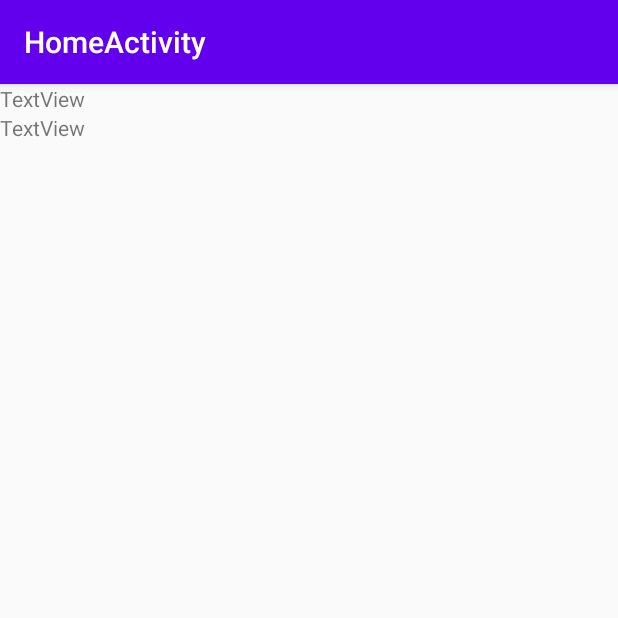
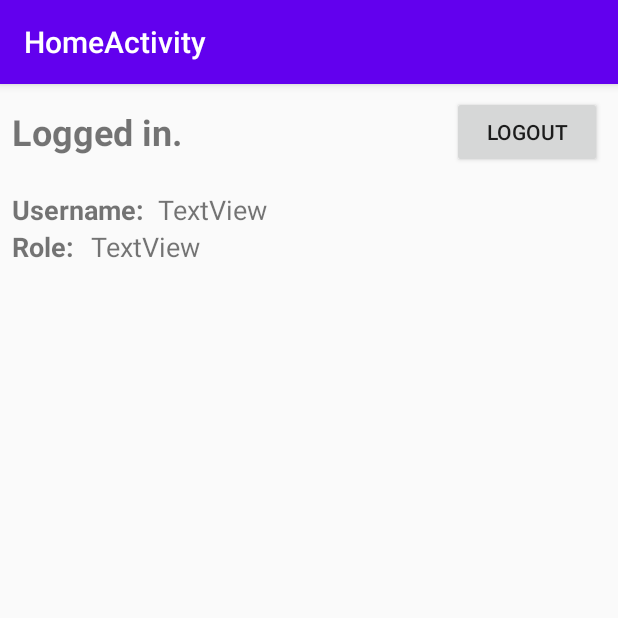
Before and after one commit to SEG2105-uottawa/seg2105f20-project-project_gr-09, an Android app: the HomeActivity screen opened directly, with no data from a screen before it, on a phone screen of 412 x 824 dp, the top half of it. Run offline under Robolectric (Android 15) with nearby library versions, the phone set to English and light mode, and no system bars; 2 statements that could not run were skipped.

Commit message:
UI changes to HomeActivity, added logout button

```diff
--- a/app/src/main/java/me/kianbazza/servicenovigrad/activities/HomeActivity.java
+++ b/app/src/main/java/me/kianbazza/servicenovigrad/activities/HomeActivity.java
@@ -1,5 +1,7 @@
 package me.kianbazza.servicenovigrad.activities;
 
+import android.content.Intent;
+import android.widget.Button;
 import android.widget.TextView;
 import androidx.appcompat.app.AppCompatActivity;
 import android.os.Bundle;
@@ -15,11 +17,15 @@ public class HomeActivity extends AppCompatActivity {
 
         Account account = getIntent().getParcelableExtra("Account");
         TextView username, role;
+        Button btnLogout;
 
         username = findViewById(R.id.viewUsername_homeScreen);
         role = findViewById(R.id.viewRole_homeScreen);
+        btnLogout = findViewById(R.id.btn_Logout);
 
         username.setText(account.getUsername());
         role.setText(account.getRole().name());
+
+        btnLogout.setOnClickListener(l -> startActivity(new Intent(HomeActivity.this, LoginActivity.class)));
     }
 }
--- a/app/src/main/res/layout/activity_home.xml
+++ b/app/src/main/res/layout/activity_home.xml
@@ -9,14 +9,57 @@
   <LinearLayout
           android:orientation="vertical"
           android:layout_width="match_parent"
-          android:layout_height="match_parent">
-    <TextView
-            android:text="TextView"
+          android:layout_height="match_parent" app:layout_constraintStart_toStartOf="parent"
+          app:layout_constraintEnd_toEndOf="parent" android:layout_marginLeft="8dp" android:layout_marginStart="8dp"
+          android:layout_marginRight="8dp" android:layout_marginEnd="8dp" app:layout_constraintTop_toTopOf="parent"
+          app:layout_constraintBottom_toBottomOf="parent" android:layout_marginTop="8dp"
+          android:layout_marginBottom="8dp">
+    <LinearLayout
+            android:orientation="horizontal"
             android:layout_width="match_parent"
-            android:layout_height="wrap_content" android:id="@+id/viewUsername_homeScreen"/>
-    <TextView
-            android:text="TextView"
+            android:layout_height="wrap_content">
+      <TextView
+              android:text="@string/logged_in"
+              android:layout_width="293dp"
+              android:layout_height="match_parent" android:id="@+id/loggedIn_homeScreen" android:textSize="24sp"
+              android:textStyle="bold" android:layout_gravity="left" android:gravity="center_vertical"/>
+      <Button
+              android:text="@string/action_logout"
+              android:layout_width="100dp"
+              android:layout_height="wrap_content" android:id="@+id/btn_Logout" android:layout_gravity="right"/>
+    </LinearLayout>
+    <Space
             android:layout_width="match_parent"
-            android:layout_height="wrap_content" android:id="@+id/viewRole_homeScreen"/>
+            android:layout_height="15dp"/>
+    <LinearLayout
+            android:orientation="horizontal"
+            android:layout_width="match_parent"
+            android:layout_height="wrap_content">
+      <TextView
+              android:text="@string/usernameKey"
+              android:layout_width="194dp"
+              android:layout_height="wrap_content" android:id="@+id/textView2" android:layout_weight="1"
+              android:textSize="18sp" android:textStyle="bold"/>
+      <TextView
+              android:text="TextView"
+              android:layout_width="match_parent"
+              android:layout_height="wrap_content" android:id="@+id/viewUsername_homeScreen" android:textSize="18sp"
+              android:layout_weight="1"/>
+    </LinearLayout>
+    <LinearLayout
+            android:orientation="horizontal"
+            android:layout_width="match_parent"
+            android:layout_height="wrap_content">
+      <TextView
+              android:text="@string/roleKey"
+              android:layout_width="105dp"
+              android:layout_height="wrap_content" android:id="@+id/textView3" android:layout_weight="1"
+              android:textSize="18sp" android:textStyle="bold"/>
+      <TextView
+              android:text="TextView"
+              android:layout_width="match_parent"
+              android:layout_height="wrap_content" android:id="@+id/viewRole_homeScreen" android:textSize="18sp"
+              android:layout_weight="1"/>
+    </LinearLayout>
   </LinearLayout>
 </androidx.constraintlayout.widget.ConstraintLayout>
--- a/app/src/main/res/values/strings.xml
+++ b/app/src/main/res/values/strings.xml
@@ -11,4 +11,9 @@
     <string name="hint_password">Password</string>
     <string name="action_sign_in">Sign In</string>
     <string name="action_register">Don\'t have an account? Register now.</string>
+    <!-- Strings related to HOME -->
+    <string name="logged_in">Logged in.</string>
+    <string name="usernameKey">Username: </string>
+    <string name="roleKey">Role: </string>
+    <string name="action_logout">Logout</string>
 </resources>
```
